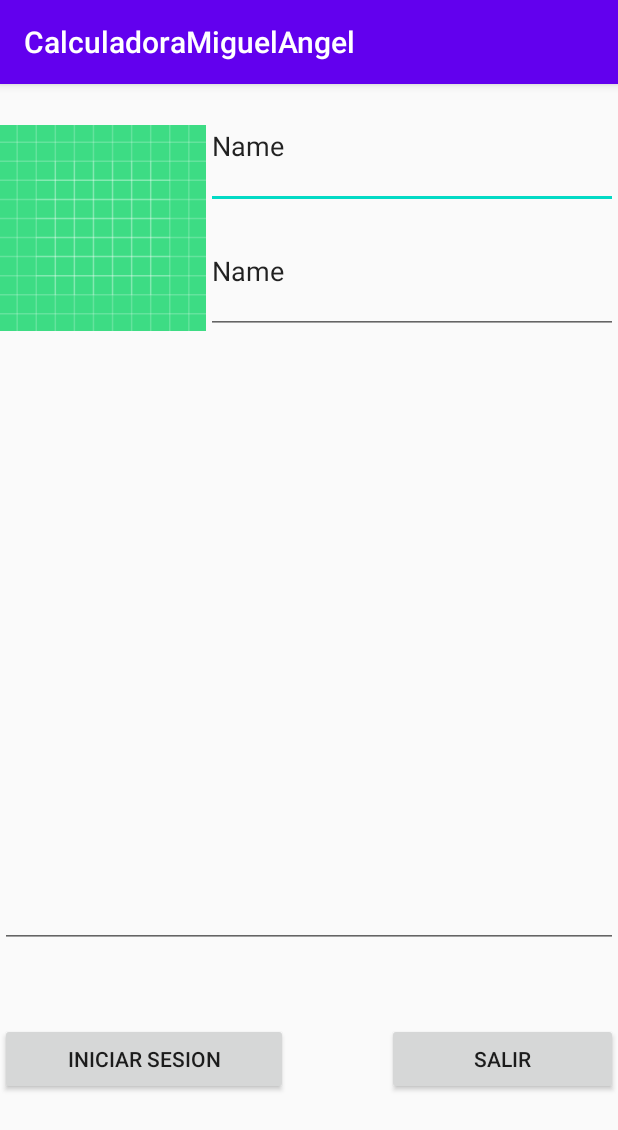
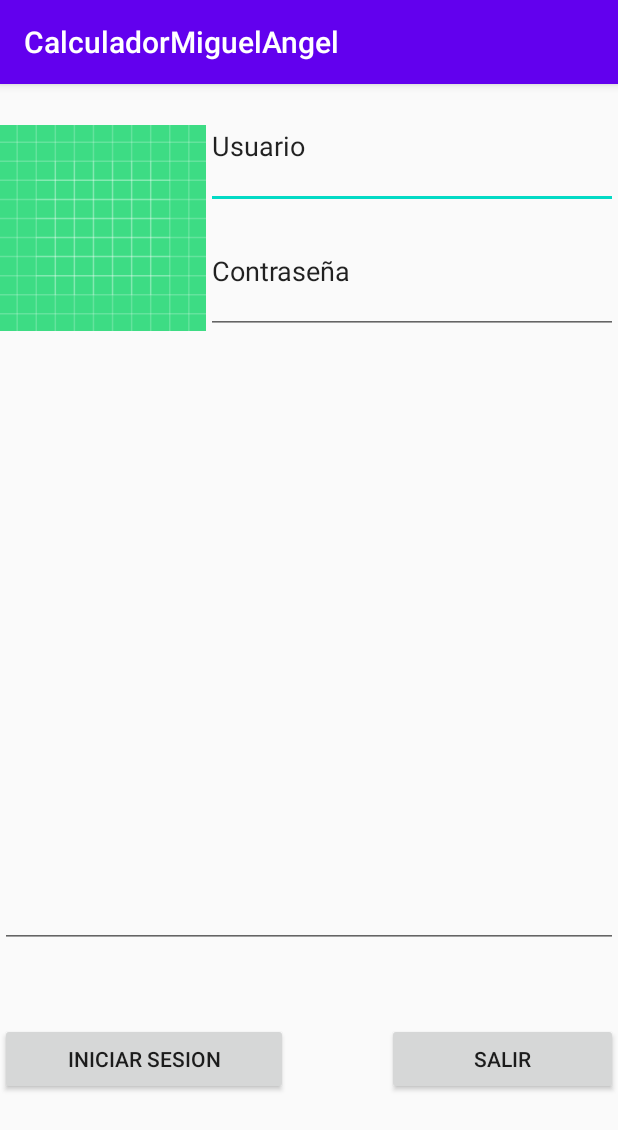
Before and after one commit to michirapper/CalculadoraAndroidMiguelAngelGarre, an Android app: the screen it shows after launch (MainActivity), on a phone screen of 412 x 824 dp. Shown: the top 1130 px of the screen. Run offline under Robolectric (Android 15) with nearby library versions, the phone set to English and light mode, and no system bars.

Commit message:
Paso de nombre a la otra pantalla

```diff
--- a/app/src/main/AndroidManifest.xml
+++ b/app/src/main/AndroidManifest.xml
@@ -9,6 +9,7 @@
         android:roundIcon="@mipmap/ic_launcher_round"
         android:supportsRtl="true"
         android:theme="@style/AppTheme">
+        <activity android:name=".MainActivity2"></activity>
         <activity android:name=".MainActivity">
             <intent-filter>
                 <action android:name="android.intent.action.MAIN" />
--- a/app/src/main/res/layout/activity_main.xml
+++ b/app/src/main/res/layout/activity_main.xml
@@ -42,7 +42,7 @@
                     android:layout_weight="1.5"
                     android:ems="10"
                     android:inputType="textPersonName"
-                    android:text="Name" />
+                    android:text="Usuario" />
 
                 <EditText
                     android:id="@+id/editTextPassword"
@@ -52,7 +52,7 @@
                     android:ems="10"
                     android:foregroundGravity="bottom"
                     android:inputType="textPersonName"
-                    android:text="Name" />
+                    android:text="Contraseña" />
             </LinearLayout>
 
 
@@ -84,7 +84,8 @@
                 android:layout_width="wrap_content"
                 android:layout_height="wrap_content"
                 android:layout_weight="1"
-                android:text="Iniciar Sesion" />
+                android:text="Iniciar Sesion"
+                android:onClick="Acceder"/>
 
             <Space
                 android:layout_width="wrap_content"
@@ -96,8 +97,9 @@
                 android:layout_width="wrap_content"
                 android:layout_height="wrap_content"
                 android:layout_weight="1"
+                android:onClick="SalirApp"
                 android:text="Salir"
-                android:onClick="SalirApp"/>
+                />
         </LinearLayout>
 
 
--- a/app/src/main/res/values/strings.xml
+++ b/app/src/main/res/values/strings.xml
@@ -1,3 +1,3 @@
 <resources>
-    <string name="app_name">CalculadoraMiguelAngel</string>
+    <string name="app_name">CalculadorMiguelAngel</string>
 </resources>
```
Also changed, not shown: app/src/main/java/com/example/calculadoramiguelangel/MainActivity.kt (+13 -0 lines), app/src/main/java/com/example/calculadoramiguelangel/MainActivity2.kt (added, +16 -0 lines), app/src/main/res/layout/activity_main2.xml (added, +9 -0 lines).
